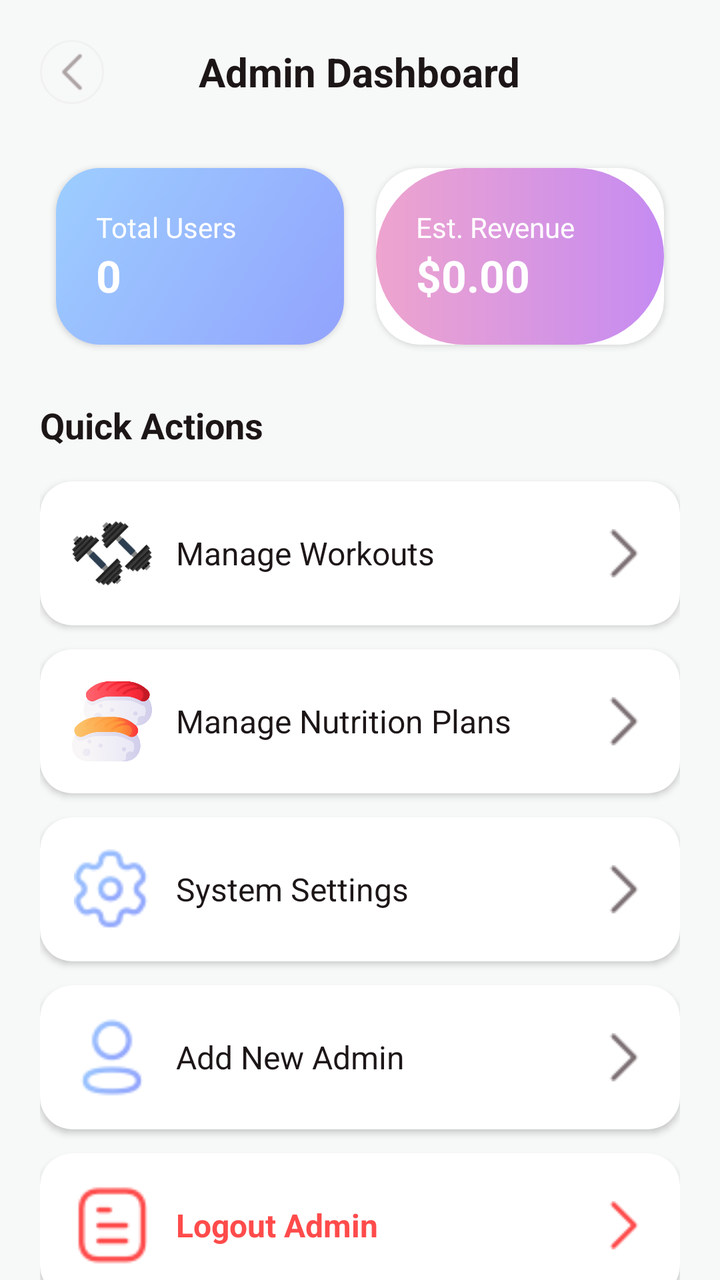
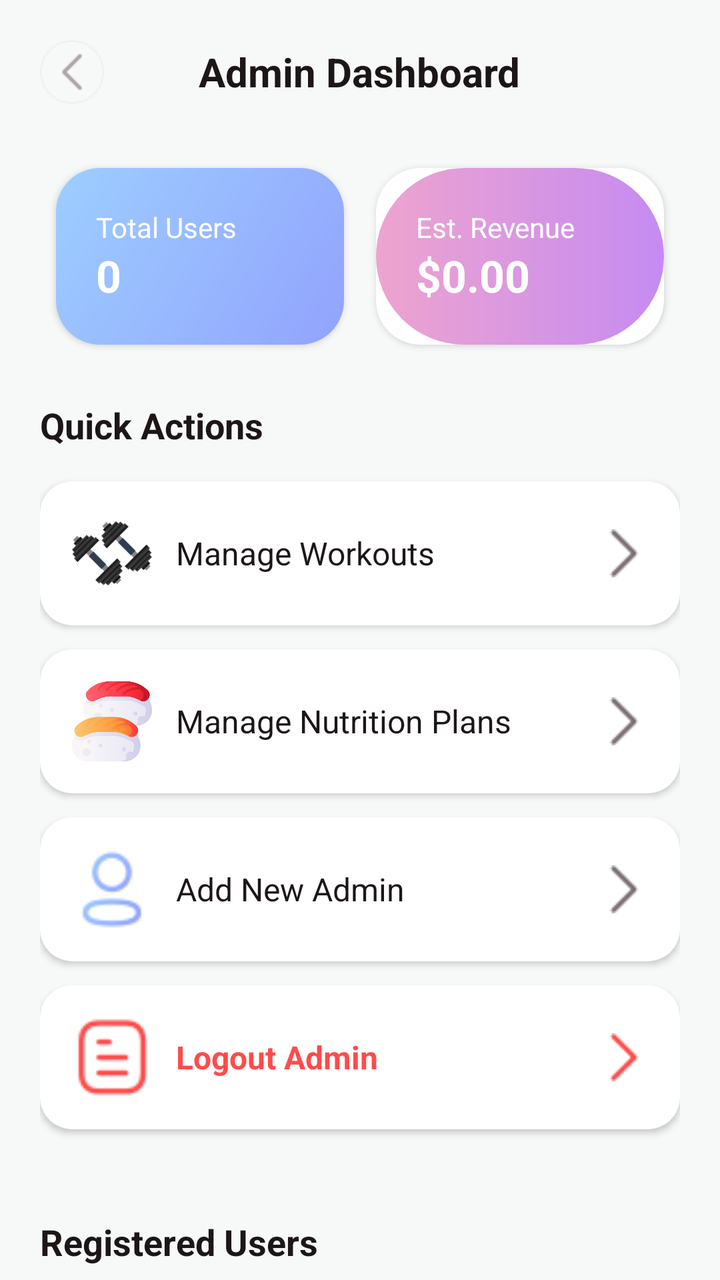

The first picture is an Android layout as it rendered before a commit; the second is the same layout after the commit. The layout source and the unified diff follow.
<!-- AndroidManifest.xml: application theme Theme.FitAI -->
<!-- res/layout/activity_admin_dashboard.xml -->
<?xml version="1.0" encoding="utf-8"?>
<androidx.core.widget.NestedScrollView xmlns:android="http://schemas.android.com/apk/res/android"
    xmlns:app="http://schemas.android.com/apk/res-auto"
    android:layout_width="match_parent"
    android:layout_height="match_parent"
    android:background="#F7F8F8"
    android:fillViewport="true">

    <LinearLayout
        android:layout_width="match_parent"
        android:layout_height="wrap_content"
        android:orientation="vertical"
        android:padding="20dp">

        
        <RelativeLayout
            android:layout_width="match_parent"
            android:layout_height="wrap_content"
            android:layout_marginBottom="24dp">
            
            <ImageView
                android:id="@+id/btnBack"
                android:layout_width="32dp"
                android:layout_height="32dp"
                android:src="@drawable/arrow_left"
                android:padding="6dp"
                android:background="@drawable/bg_nav_back" />

            <TextView
                android:layout_width="wrap_content"
                android:layout_height="wrap_content"
                android:layout_centerInParent="true"
                android:text="Admin Dashboard"
                android:textColor="#1D1617"
                android:textSize="20sp"
                android:textStyle="bold" />
        </RelativeLayout>

        
        <GridLayout
            android:layout_width="match_parent"
            android:layout_height="wrap_content"
            android:columnCount="2"
            android:rowCount="1"
            android:alignmentMode="alignMargins"
            android:columnOrderPreserved="false"
            android:layout_marginBottom="20dp">

            <androidx.cardview.widget.CardView
                android:layout_width="0dp"
                android:layout_height="wrap_content"
                android:layout_columnWeight="1"
                android:layout_margin="8dp"
                app:cardCornerRadius="22dp"
                app:cardElevation="2dp">
                
                <LinearLayout
                    android:layout_width="match_parent"
                    android:layout_height="wrap_content"
                    android:orientation="vertical"
                    android:padding="20dp"
                    android:background="@drawable/bg_blue_gradient">
                    
                    <TextView
                        android:layout_width="wrap_content"
                        android:layout_height="wrap_content"
                        android:text="Total Users"
                        android:textColor="#FFFFFF"
                        android:textSize="14sp" />
                    <TextView
                        android:id="@+id/tvTotalUsers"
                        android:layout_width="wrap_content"
                        android:layout_height="wrap_content"
                        android:text="0"
                        android:textColor="#FFFFFF"
                        android:textSize="22sp"
                        android:textStyle="bold" />
                </LinearLayout>
            </androidx.cardview.widget.CardView>

            <androidx.cardview.widget.CardView
                android:layout_width="0dp"
                android:layout_height="wrap_content"
                android:layout_columnWeight="1"
                android:layout_margin="8dp"
                app:cardCornerRadius="22dp"
                app:cardElevation="2dp">
                
                <LinearLayout
                    android:layout_width="match_parent"
                    android:layout_height="wrap_content"
                    android:orientation="vertical"
                    android:padding="20dp"
                    android:background="@drawable/btn_secondary_gradient">
                    
                    <TextView
                        android:layout_width="wrap_content"
                        android:layout_height="wrap_content"
                        android:text="Est. Revenue"
                        android:textColor="#FFFFFF"
                        android:textSize="14sp" />
                    <TextView
                        android:id="@+id/tvRevenue"
                        android:layout_width="wrap_content"
                        android:layout_height="wrap_content"
                        android:text="$0.00"
                        android:textColor="#FFFFFF"
                        android:textSize="22sp"
                        android:textStyle="bold" />
                </LinearLayout>
            </androidx.cardview.widget.CardView>
        </GridLayout>

        
        <TextView
            android:layout_width="wrap_content"
            android:layout_height="wrap_content"
            android:text="Quick Actions"
            android:textColor="#1D1617"
            android:textSize="18sp"
            android:textStyle="bold"
            android:layout_marginBottom="16dp" />

        <androidx.cardview.widget.CardView
            android:id="@+id/cardManageWorkouts"
            android:layout_width="match_parent"
            android:layout_height="wrap_content"
            app:cardCornerRadius="16dp"
            app:cardElevation="2dp"
            android:layout_marginBottom="12dp">
            <RelativeLayout
                android:layout_width="match_parent"
                android:layout_height="wrap_content"
                android:padding="16dp">
                <ImageView
                    android:id="@+id/ivIcon1"
                    android:layout_width="40dp"
                    android:layout_height="40dp"
                    android:src="@drawable/barbell" />
                <TextView
                    android:layout_width="wrap_content"
                    android:layout_height="wrap_content"
                    android:layout_toEndOf="@id/ivIcon1"
                    android:layout_marginStart="12dp"
                    android:layout_centerVertical="true"
                    android:text="Manage Workouts"
                    android:textColor="#1D1617"
                    android:textSize="16sp" />
                <ImageView
                    android:layout_width="24dp"
                    android:layout_height="24dp"
                    android:layout_alignParentEnd="true"
                    android:layout_centerVertical="true"
                    android:src="@drawable/p_next" />
            </RelativeLayout>
        </androidx.cardview.widget.CardView>

        <androidx.cardview.widget.CardView
            android:id="@+id/cardManageMeals"
            android:layout_width="match_parent"
            android:layout_height="wrap_content"
            app:cardCornerRadius="16dp"
            app:cardElevation="2dp"
            android:layout_marginBottom="12dp">
            <RelativeLayout
                android:layout_width="match_parent"
                android:layout_height="wrap_content"
                android:padding="16dp">
                <ImageView
                    android:id="@+id/ivIcon2"
                    android:layout_width="40dp"
                    android:layout_height="40dp"
                    android:src="@drawable/nigiri" />
                <TextView
                    android:layout_width="wrap_content"
                    android:layout_height="wrap_content"
                    android:layout_toEndOf="@id/ivIcon2"
                    android:layout_marginStart="12dp"
                    android:layout_centerVertical="true"
                    android:text="Manage Nutrition Plans"
                    android:textColor="#1D1617"
                    android:textSize="16sp" />
                <ImageView
                    android:layout_width="24dp"
                    android:layout_height="24dp"
                    android:layout_alignParentEnd="true"
                    android:layout_centerVertical="true"
                    android:src="@drawable/p_next" />
            </RelativeLayout>
        </androidx.cardview.widget.CardView>

        <androidx.cardview.widget.CardView
            android:id="@+id/cardSystemSettings"
            android:layout_width="match_parent"
            android:layout_height="wrap_content"
            app:cardCornerRadius="16dp"
            app:cardElevation="2dp"
            android:layout_marginBottom="12dp">
            <RelativeLayout
                android:layout_width="match_parent"
                android:layout_height="wrap_content"
                android:padding="16dp">
                <ImageView
                    android:id="@+id/ivIcon3"
                    android:layout_width="40dp"
                    android:layout_height="40dp"
                    android:src="@drawable/p_setting" />
                <TextView
                    android:layout_width="wrap_content"
                    android:layout_height="wrap_content"
                    android:layout_toEndOf="@id/ivIcon3"
                    android:layout_marginStart="12dp"
                    android:layout_centerVertical="true"
                    android:text="System Settings"
                    android:textColor="#1D1617"
                    android:textSize="16sp" />
                <ImageView
                    android:layout_width="24dp"
                    android:layout_height="24dp"
                    android:layout_alignParentEnd="true"
                    android:layout_centerVertical="true"
                    android:src="@drawable/p_next" />
            </RelativeLayout>
        </androidx.cardview.widget.CardView>

        <androidx.cardview.widget.CardView
            android:id="@+id/cardAddAdmin"
            android:layout_width="match_parent"
            android:layout_height="wrap_content"
            app:cardCornerRadius="16dp"
            app:cardElevation="2dp"
            android:layout_marginBottom="12dp">
            <RelativeLayout
                android:layout_width="match_parent"
                android:layout_height="wrap_content"
                android:padding="16dp">
                <ImageView
                    android:id="@+id/ivIconAdmin"
                    android:layout_width="40dp"
                    android:layout_height="40dp"
                    android:src="@drawable/p_personal" />
                <TextView
                    android:layout_width="wrap_content"
                    android:layout_height="wrap_content"
                    android:layout_toEndOf="@id/ivIconAdmin"
                    android:layout_marginStart="12dp"
                    android:layout_centerVertical="true"
                    android:text="Add New Admin"
                    android:textColor="#1D1617"
                    android:textSize="16sp" />
                <ImageView
                    android:layout_width="24dp"
                    android:layout_height="24dp"
                    android:layout_alignParentEnd="true"
                    android:layout_centerVertical="true"
                    android:src="@drawable/p_next" />
            </RelativeLayout>
        </androidx.cardview.widget.CardView>

        
        <androidx.cardview.widget.CardView
            android:id="@+id/cardLogoutAdmin"
            android:layout_width="match_parent"
            android:layout_height="wrap_content"
            app:cardCornerRadius="16dp"
            app:cardElevation="2dp"
            android:layout_marginBottom="24dp">
            <RelativeLayout
                android:layout_width="match_parent"
                android:layout_height="wrap_content"
                android:padding="16dp">
                <ImageView
                    android:id="@+id/ivIconLogout"
                    android:layout_width="40dp"
                    android:layout_height="40dp"
                    android:src="@drawable/p_achi"
                    app:tint="#FF4B4B" />
                <TextView
                    android:layout_width="wrap_content"
                    android:layout_height="wrap_content"
                    android:layout_toEndOf="@id/ivIconLogout"
                    android:layout_marginStart="12dp"
                    android:layout_centerVertical="true"
                    android:text="Logout Admin"
                    android:textColor="#FF4B4B"
                    android:textSize="16sp"
                    android:textStyle="bold" />
                <ImageView
                    android:layout_width="24dp"
                    android:layout_height="24dp"
                    android:layout_alignParentEnd="true"
                    android:layout_centerVertical="true"
                    android:src="@drawable/p_next"
                    app:tint="#FF4B4B" />
            </RelativeLayout>
        </androidx.cardview.widget.CardView>

        
        <TextView
            android:layout_width="wrap_content"
            android:layout_height="wrap_content"
            android:text="Registered Users"
            android:textColor="#1D1617"
            android:textSize="18sp"
            android:textStyle="bold"
            android:layout_marginTop="20dp"
            android:layout_marginBottom="16dp" />

        <androidx.recyclerview.widget.RecyclerView
            android:id="@+id/rvUserList"
            android:layout_width="match_parent"
            android:layout_height="wrap_content"
            android:nestedScrollingEnabled="false" />

    </LinearLayout>
</androidx.core.widget.NestedScrollView>
<!-- resources referenced by this layout -->
<resources>
  <!-- drawable arrow_left: png bitmap (drawable, 671 bytes) -->
  <!-- drawable barbell: png bitmap (drawable, 11898 bytes) -->
  <!-- drawable bg_blue_gradient (drawable) -->
  <?xml version="1.0" encoding="utf-8"?>
  <shape xmlns:android="http://schemas.android.com/apk/res/android">
      <gradient
          android:startColor="#92A3FD"
          android:endColor="#9DCEFF"
          android:angle="135"
          android:type="linear" />
  </shape>
  <!-- drawable bg_nav_back (drawable) -->
  <?xml version="1.0" encoding="utf-8"?>
  <shape xmlns:android="http://schemas.android.com/apk/res/android"
      android:shape="rectangle">
      <solid android:color="#F7F8F8"/>
      <corners android:radius="100dp"/> 
      <stroke android:width="1dp" android:color="#F1F1F1"/>
  </shape>
  <!-- drawable btn_secondary_gradient (drawable) -->
  <?xml version="1.0" encoding="utf-8"?>
  <shape xmlns:android="http://schemas.android.com/apk/res/android" android:shape="rectangle">
      <gradient
          android:startColor="#C58BF2"
          android:endColor="#EEA4CE"
          android:angle="180"/>
      <corners android:radius="99dp"/>
  </shape>
  <!-- drawable nigiri: png bitmap (drawable, 148297 bytes) -->
  <!-- drawable p_achi: png bitmap (drawable, 2003 bytes) -->
  <!-- drawable p_next: png bitmap (drawable, 572 bytes) -->
  <!-- drawable p_personal: png bitmap (drawable, 1811 bytes) -->
  <!-- drawable p_setting: png bitmap (drawable, 2478 bytes) -->
  <style name="Theme.FitAI" parent="Theme.MaterialComponents.Light.NoActionBar">
          <item name="colorPrimary">@color/primary_blue</item>
          <item name="colorPrimaryVariant">@color/primary_light_blue</item>
          <item name="colorOnPrimary">@color/white</item>
          <item name="colorSecondary">@color/primary_purple</item>
          <item name="colorOnSecondary">@color/white</item>
          <item name="colorSurface">@color/background_white</item>
          <item name="android:colorBackground">@color/background_white</item>
          <item name="android:statusBarColor" tools:targetApi="l">@color/background_white</item>
          <item name="android:windowLightStatusBar" tools:targetApi="m">true</item>
      </style>
  <color name="primary_blue">#92A3FD</color>
  <color name="primary_light_blue">#9DCEFF</color>
  <color name="white">#FFFFFFFF</color>
  <color name="primary_purple">#C58BF2</color>
  <color name="background_white">#FFFFFF</color>
</resources>

<!-- the commit's change to res/layout/activity_admin_dashboard.xml (unified diff, before → after) -->
@@ -189,39 +189,7 @@
             </RelativeLayout>
         </androidx.cardview.widget.CardView>
 
-        <androidx.cardview.widget.CardView
-            android:id="@+id/cardSystemSettings"
-            android:layout_width="match_parent"
-            android:layout_height="wrap_content"
-            app:cardCornerRadius="16dp"
-            app:cardElevation="2dp"
-            android:layout_marginBottom="12dp">
-            <RelativeLayout
-                android:layout_width="match_parent"
-                android:layout_height="wrap_content"
-                android:padding="16dp">
-                <ImageView
-                    android:id="@+id/ivIcon3"
-                    android:layout_width="40dp"
-                    android:layout_height="40dp"
-                    android:src="@drawable/p_setting" />
-                <TextView
-                    android:layout_width="wrap_content"
-                    android:layout_height="wrap_content"
-                    android:layout_toEndOf="@id/ivIcon3"
-                    android:layout_marginStart="12dp"
-                    android:layout_centerVertical="true"
-                    android:text="System Settings"
-                    android:textColor="#1D1617"
-                    android:textSize="16sp" />
-                <ImageView
-                    android:layout_width="24dp"
-                    android:layout_height="24dp"
-                    android:layout_alignParentEnd="true"
-                    android:layout_centerVertical="true"
-                    android:src="@drawable/p_next" />
-            </RelativeLayout>
-        </androidx.cardview.widget.CardView>
+
 
         <androidx.cardview.widget.CardView
             android:id="@+id/cardAddAdmin"
<!-- resource entries referenced after the edit -->
@@ -32,7 +32,6 @@
   <!-- drawable p_achi: png bitmap (drawable, 2003 bytes) -->
   <!-- drawable p_next: png bitmap (drawable, 572 bytes) -->
   <!-- drawable p_personal: png bitmap (drawable, 1811 bytes) -->
-  <!-- drawable p_setting: png bitmap (drawable, 2478 bytes) -->
   <style name="Theme.FitAI" parent="Theme.MaterialComponents.Light.NoActionBar">
           <item name="colorPrimary">@color/primary_blue</item>
           <item name="colorPrimaryVariant">@color/primary_light_blue</item>
